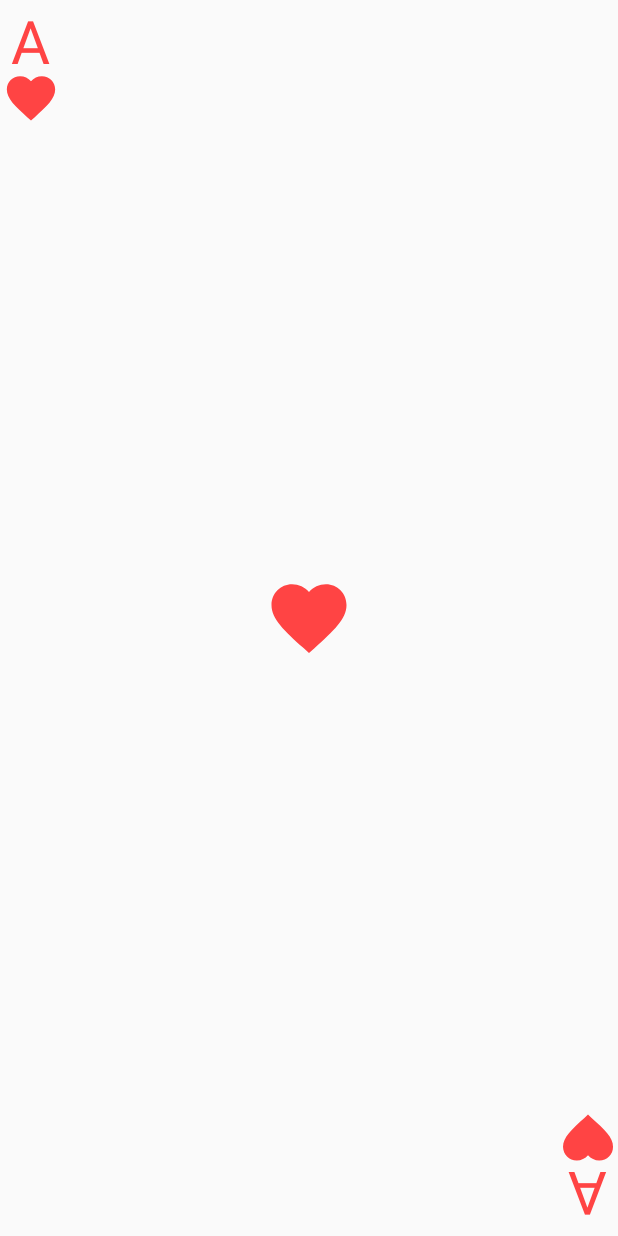
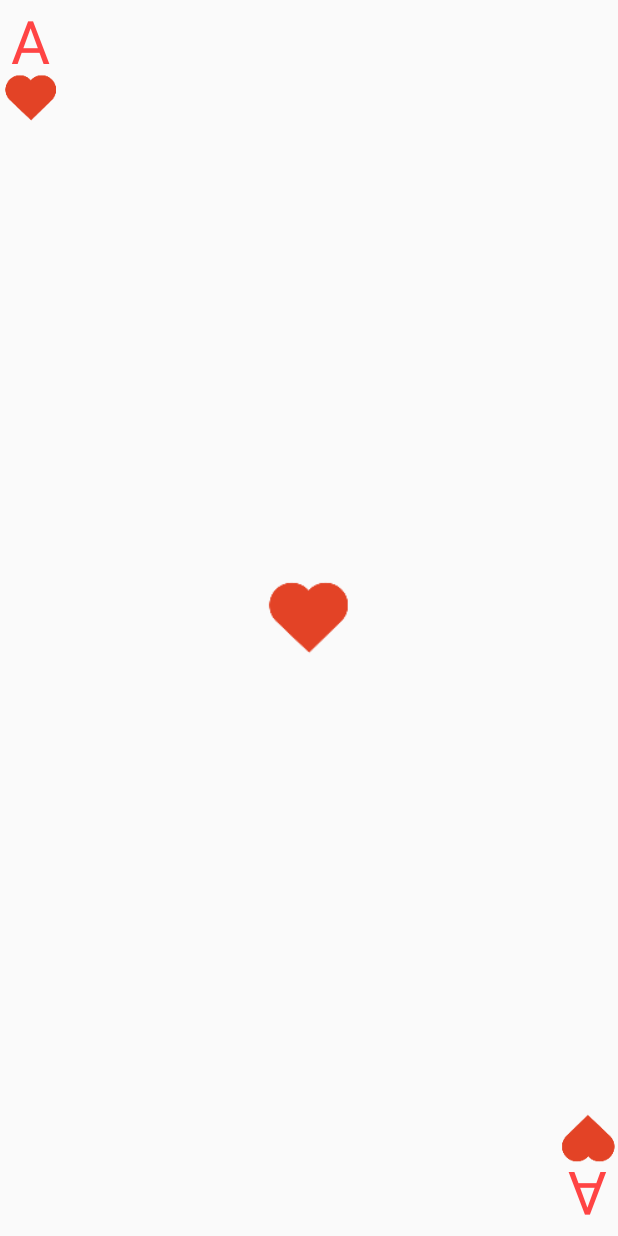
Before and after one commit to ChapmanCPSC356Fall2017/card-stack-Yamiyamiyami, an Android app: the layout frame.xml on its own in the app's theme, with its tools: preview values and no code run, on a phone screen of 412 x 824 dp. Run offline under Robolectric (Android 15) with nearby library versions, the phone set to English and light mode, and no system bars.

Commit message:
fixed heart icon to be borderless

```diff
--- a/CardStack/app/src/main/res/layout/frame.xml
+++ b/CardStack/app/src/main/res/layout/frame.xml
@@ -17,14 +17,14 @@
         android:layout_width="40dp"
         android:layout_height="40dp"
         android:paddingStart="1dp"
-        android:src="@drawable/ic_favorite_black_24dp"
+        android:src="@mipmap/hearts"
         />
     <ImageView
         android:id="@+id/mid"
         android:layout_gravity="center"
         android:layout_width="60dp"
         android:layout_height="60dp"
-        android:src="@drawable/ic_favorite_black_24dp"
+        android:src="@mipmap/hearts"
         android:scaleType="fitXY"
         />
     <ImageView
@@ -33,7 +33,7 @@
         android:layout_gravity="end|bottom"
         android:layout_width="40dp"
         android:layout_height="40dp"
-        android:src="@drawable/ic_favorite_black_24dp"
+        android:src="@mipmap/hearts"
         android:rotation="180"/>
     <TextView
         android:id="@+id/botrightA"
--- a/CardStack/app/src/main/res/layout/linear.xml
+++ b/CardStack/app/src/main/res/layout/linear.xml
@@ -18,7 +18,7 @@
         android:layout_width="40dp"
         android:layout_height="40dp"
         android:paddingStart="1dp"
-        android:src="@drawable/ic_favorite_black_24dp"
+        android:src="@mipmap/hearts"
         />
 
     <LinearLayout
@@ -30,7 +30,7 @@
             android:layout_marginTop="130dp"
             android:layout_width="60dp"
             android:layout_height="60dp"
-            android:src="@drawable/ic_favorite_black_24dp"
+            android:src="@mipmap/hearts"
             android:scaleType="fitXY"
             />
     </LinearLayout>
@@ -40,7 +40,7 @@
         android:layout_gravity="end"
         android:layout_width="40dp"
         android:layout_height="40dp"
-        android:src="@drawable/ic_favorite_black_24dp"
+        android:src="@mipmap/hearts"
         android:rotation="180"/>
     <TextView
         android:id="@+id/botrightTV"
--- a/CardStack/app/src/main/res/layout/relative.xml
+++ b/CardStack/app/src/main/res/layout/relative.xml
@@ -17,7 +17,7 @@
         android:layout_width="40dp"
         android:layout_height="40dp"
         android:paddingStart="1dp"
-        android:src="@drawable/ic_favorite_black_24dp"
+        android:src="@mipmap/hearts"
         />
     <ImageView
         android:id="@+id/mid"
@@ -25,7 +25,7 @@
         android:layout_marginTop="130dp"
         android:layout_width="60dp"
         android:layout_height="60dp"
-        android:src="@drawable/ic_favorite_black_24dp"
+        android:src="@mipmap/hearts"
         android:scaleType="fitXY"
         />
     <ImageView
@@ -36,7 +36,7 @@
         android:layout_gravity="end"
         android:layout_width="40dp"
         android:layout_height="40dp"
-        android:src="@drawable/ic_favorite_black_24dp"
+        android:src="@mipmap/hearts"
         android:rotation="180"/>
     <TextView
         android:id="@+id/botrightA"
```
